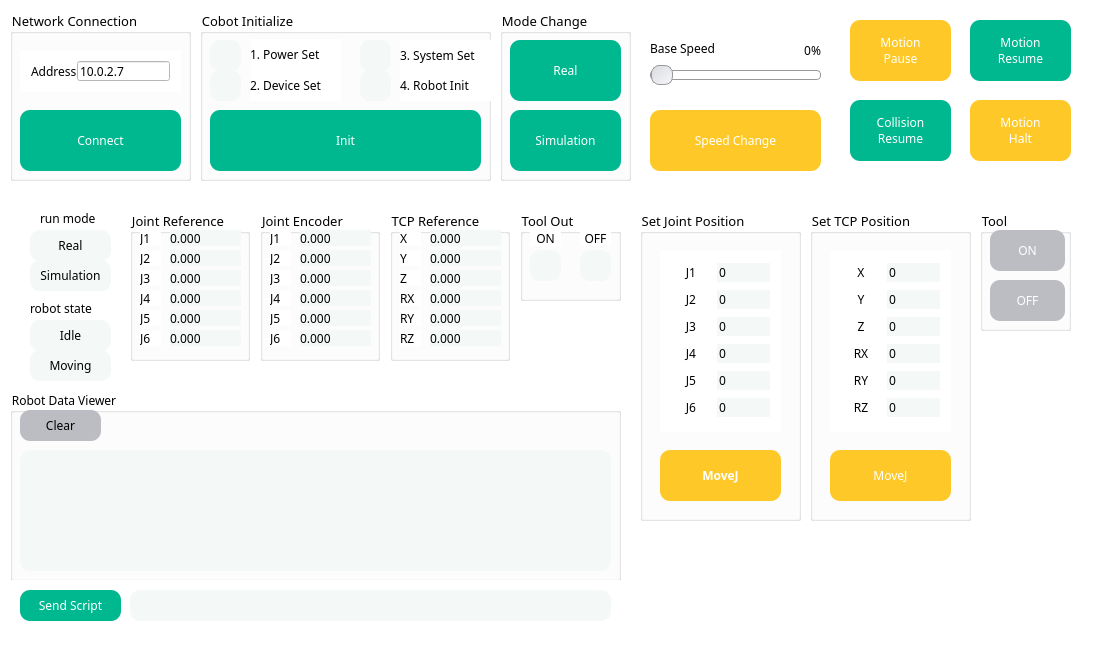
Old version of the form mainwindow.ui in the repository NYONYANI/RB_Project.
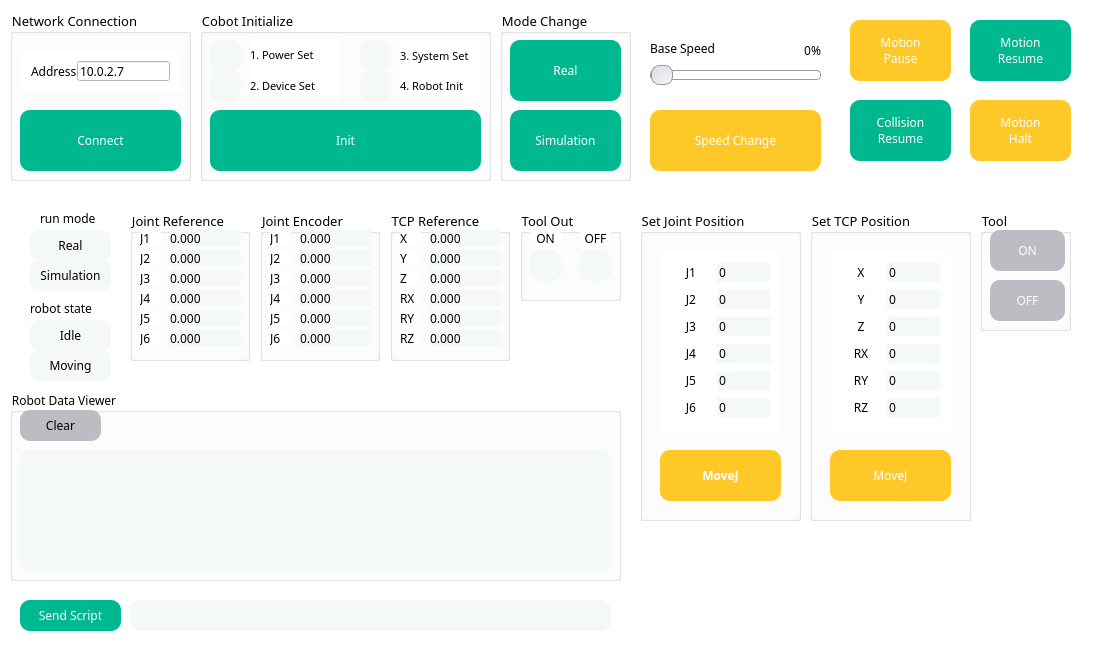
New version of the form.

Diff of the .ui file:
```diff
--- a/mainwindow.ui
+++ b/mainwindow.ui
@@ -197,6 +197,7 @@
      <property name="font">
       <font>
        <family>나눔스퀘어 네오 Regular</family>
+       <pointsize>8</pointsize>
       </font>
      </property>
      <property name="text">
@@ -215,6 +216,7 @@
      <property name="font">
       <font>
        <family>나눔스퀘어 네오 Regular</family>
+       <pointsize>8</pointsize>
       </font>
      </property>
      <property name="text">
@@ -245,13 +247,14 @@
       <rect>
        <x>200</x>
        <y>30</y>
-       <width>101</width>
+       <width>81</width>
        <height>31</height>
       </rect>
      </property>
      <property name="font">
       <font>
        <family>나눔스퀘어 네오 Regular</family>
+       <pointsize>8</pointsize>
       </font>
      </property>
      <property name="text">
@@ -301,13 +304,14 @@
       <rect>
        <x>200</x>
        <y>60</y>
-       <width>101</width>
+       <width>81</width>
        <height>31</height>
       </rect>
      </property>
      <property name="font">
       <font>
        <family>나눔스퀘어 네오 Regular</family>
+       <pointsize>8</pointsize>
       </font>
      </property>
      <property name="text">
@@ -2242,7 +2246,7 @@
     <property name="geometry">
      <rect>
       <x>10</x>
-      <y>580</y>
+      <y>590</y>
       <width>611</width>
       <height>51</height>
      </rect>
```
